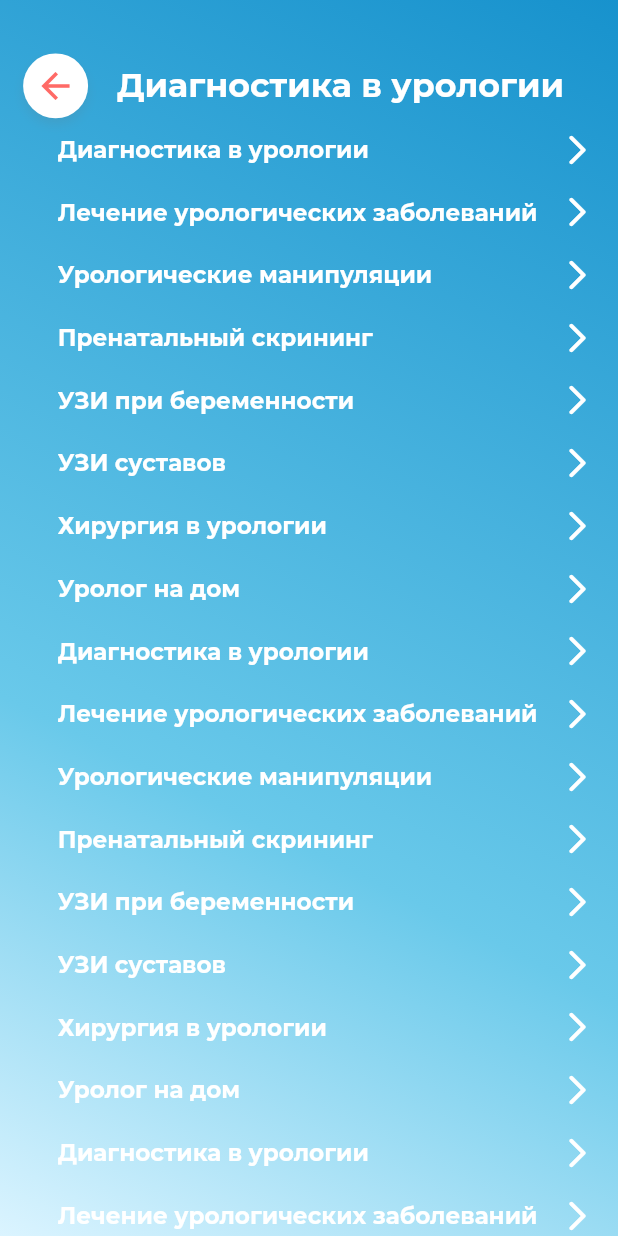
After one commit to MuhammedSafaroff/medcentrservis, a Flutter app: the SubCategoryPage screen opened by its route, on a phone screen of 412 x 824 dp. The commit adds this screen. Run offline on Flutter 3.47's test engine with Material 2 defaults, Android fonts, the phone set to English and light mode, and no system bars; our stand-ins replace bloc, carousel_slider, equatable, flutter_bloc, flutter_svg; network calls fail.

Commit message:
sub category ready

```diff
--- a/lib/core/constants/routes.dart
+++ b/lib/core/constants/routes.dart
@@ -1,3 +1,4 @@
 abstract class Routes {
   static const String home = '/home';
+  static const String subcategory = '/subcategory';
 }
--- a/lib/core/constants/slider_image.dart
+++ b/lib/core/constants/slider_image.dart
@@ -118,3 +118,30 @@ List<Map<String, String>> categoryImageTitle = [
     "image1": "assets/svg/category/c22_2.svg",
   },
 ];
+
+List<String> subList = [
+  "Диагностика в урологии",
+  "Лечение урологических заболеваний",
+  "Урологические манипуляции",
+  "Пренатальный скрининг",
+  "УЗИ при беременности",
+  "УЗИ суставов",
+  "Хирургия в урологии",
+  "Уролог на дом",
+  "Диагностика в урологии",
+  "Лечение урологических заболеваний",
+  "Урологические манипуляции",
+  "Пренатальный скрининг",
+  "УЗИ при беременности",
+  "УЗИ суставов",
+  "Хирургия в урологии",
+  "Уролог на дом",
+  "Диагностика в урологии",
+  "Лечение урологических заболеваний",
+  "Урологические манипуляции",
+  "Пренатальный скрининг",
+  "УЗИ при беременности",
+  "УЗИ суставов",
+  "Хирургия в урологии",
+  "Уролог на дом",
+];
--- /dev/null
+++ b/lib/presentation/pages/category/sub_category_page.dart
@@ -0,0 +1,120 @@
+import 'package:flutter/material.dart';
+import 'package:medcentrservis/core/constants/slider_image.dart';
+import 'package:responsiveness/responsiveness.dart';
+
+import '../../../core/app_theme/app_theme.dart';
+
+class SubCategoryPage extends StatelessWidget {
+  const SubCategoryPage({Key? key}) : super(key: key);
+
+  @override
+  Widget build(BuildContext context) {
+    final appTheme = AppTheme.of(context);
+    return Scaffold(
+      body: Container(
+        padding: EdgeInsets.only(
+            top: MediaQuery.of(context).padding.top + 40.h,
+            left: 16.w,
+            right: 16.w),
+        decoration: BoxDecoration(
+          gradient: LinearGradient(
+            begin: Alignment.topRight,
+            end: Alignment.bottomLeft,
+            stops: const [-0.18, 0.65, 1.42],
+            colors: [
+              appTheme.colors.blue1,
+              appTheme.colors.blue2,
+              appTheme.colors.blue3,
+            ],
+          ),
+        ),
+        child: Column(
+          children: [
+            Row(
+              children: [
+                Material(
+                  color: Colors.transparent,
+                  borderRadius: BorderRadius.circular(45.w),
+                  child: InkWell(
+                    borderRadius: BorderRadius.circular(45.w),
+                    onTap: () => Navigator.pop(context),
+                    child: Container(
+                      height: 45.w,
+                      width: 45.w,
+                      decoration: BoxDecoration(
+                        color: Colors.white,
+                        shape: BoxShape.circle,
+                        boxShadow: [
+                          BoxShadow(
+                            color:
+                                appTheme.colors.shadowColor.withOpacity(0.15),
+                            spreadRadius: 0,
+                            blurRadius: 5,
+                            offset: const Offset(0, 4),
+                          ),
+                        ],
+                      ),
+                      child: Center(
+                        child: Icon(
+                          Icons.arrow_back,
+                          size: 28,
+                          color: appTheme.colors.secondarySolid,
+                        ),
+                      ),
+                    ),
+                  ),
+                ),
+                SizedBox(width: 20.w),
+                FittedBox(
+                  child: Text(
+                    "Диагностика в урологии",
+                    style: appTheme.typography.spBold700.copyWith(
+                      fontSize: 23.w,
+                      color: Colors.white,
+                    ),
+                    textAlign: TextAlign.center,
+                  ),
+                ),
+              ],
+            ),
+            Expanded(
+              child: ListView(
+                children: [
+                  for (var i = 0; i < subList.length; i++)
+                    Material(
+                      color: Colors.transparent,
+                      child: InkWell(
+                        onTap: () {},
+                        child: Padding(
+                          padding: EdgeInsets.only(
+                              left: 24.w, top: 10.h, bottom: 10.h),
+                          child: Row(
+                            mainAxisAlignment: MainAxisAlignment.spaceBetween,
+                            children: [
+                              Flexible(
+                                child: Text(
+                                  subList[i],
+                                  style: appTheme.typography.spBold700.copyWith(
+                                    fontSize: 16.w,
+                                    color: Colors.white,
+                                  ),
+                                ),
+                              ),
+                              const Icon(
+                                Icons.arrow_forward_ios_rounded,
+                                color: Colors.white,
+                              )
+                            ],
+                          ),
+                        ),
+                      ),
+                    ),
+                ],
+              ),
+            ),
+          ],
+        ),
+      ),
+    );
+  }
+}
--- a/lib/presentation/pages/category/widgets/category_item.dart
+++ b/lib/presentation/pages/category/widgets/category_item.dart
@@ -1,5 +1,6 @@
 import 'package:flutter/material.dart';
 import 'package:flutter_svg/svg.dart';
+import 'package:medcentrservis/core/constants/routes.dart';
 import 'package:responsiveness/responsiveness.dart';
 
 import '../../../../core/app_theme/app_theme.dart';
@@ -15,7 +16,11 @@ class CategoryItem extends StatelessWidget {
   @override
   Widget build(BuildContext context) {
     final appTheme = AppTheme.of(context);
-    return Container(
+    return InkWell(
+      onTap: () {
+        Navigator.pushNamed(context, Routes.subcategory);
+      },
+      child: Container(
         height: 95.h,
         margin: EdgeInsets.only(top: 20.h),
         padding: EdgeInsets.symmetric(vertical: 14.w, horizontal: 14.w),
@@ -82,6 +87,7 @@ class CategoryItem extends StatelessWidget {
             ),
           ],
         ),
+      ),
     );
   }
 }
--- a/lib/presentation/pages/home/widgets/home_item.dart
+++ b/lib/presentation/pages/home/widgets/home_item.dart
@@ -3,6 +3,7 @@ import 'package:flutter_svg/svg.dart';
 import 'package:responsiveness/responsiveness.dart';
 
 import '../../../../core/app_theme/app_theme.dart';
+import '../../../../core/constants/routes.dart';
 
 class HomeItem extends StatelessWidget {
   const HomeItem({Key? key, required this.title, required this.image})
@@ -13,9 +14,14 @@ class HomeItem extends StatelessWidget {
   @override
   Widget build(BuildContext context) {
     final appTheme = AppTheme.of(context);
-    return Container(
+    return InkWell(
+      onTap: () {
+        Navigator.pushNamed(context, Routes.subcategory);
+      },
+      child: Container(
         height: 100.h,
-      padding: EdgeInsets.only(left: 10.w, right: 10.w, top: 14.h, bottom: 4.h),
+        padding:
+            EdgeInsets.only(left: 10.w, right: 10.w, top: 14.h, bottom: 4.h),
         decoration: BoxDecoration(
           borderRadius: BorderRadius.all(appTheme.radius.medium),
           gradient: LinearGradient(
@@ -56,6 +62,7 @@ class HomeItem extends StatelessWidget {
             ),
           ],
         ),
+      ),
     );
   }
 }
--- a/lib/presentation/routers/app_router.dart
+++ b/lib/presentation/routers/app_router.dart
@@ -1,4 +1,5 @@
 import 'package:flutter/material.dart';
+import 'package:medcentrservis/presentation/pages/category/sub_category_page.dart';
 
 import '../../core/constants/routes.dart';
 import '../pages/home/home_page.dart';
@@ -10,7 +11,11 @@ class AppRouter {
     switch (settings.name) {
       case Routes.home:
         return MaterialPageRoute(
-          builder: (_) => HomePage(),
+          builder: (_) => const HomePage(),
+        );
+      case Routes.subcategory:
+        return MaterialPageRoute(
+          builder: (_) => const SubCategoryPage(),
         );
 
       default:
```
Lines whose indentation alone changed are shown as unchanged.
